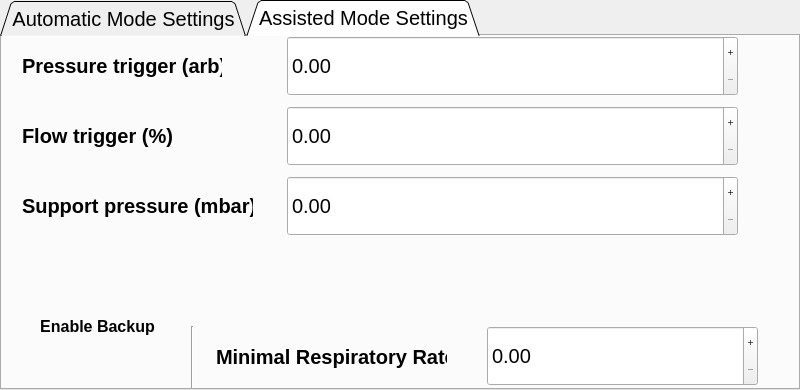
Above: gui/settings/settings.ui from MariuszSuchenek/MVM_GUI_test2 before the change. Below: the same form after it.
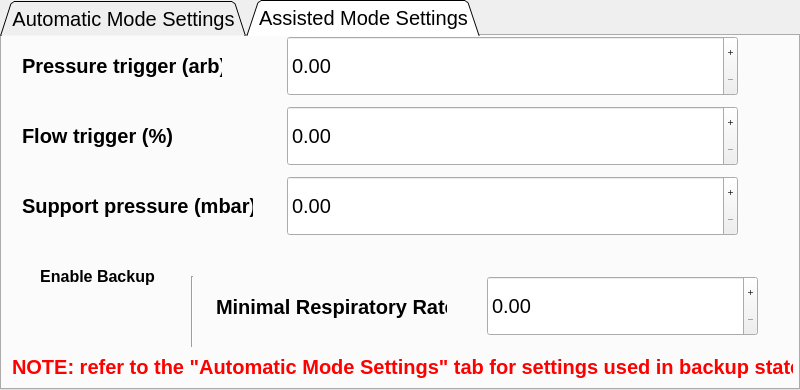
That is the form after the change. The open tabs and pages were chosen to show the change. Icons and pictures are not drawn. Custom widgets are drawn as their Qt base class.

Commit message: move the "backup"-related widgets 50px above, add red label

Diff of the .ui file:
```diff
--- a/gui/settings/settings.ui
+++ b/gui/settings/settings.ui
@@ -638,7 +638,7 @@
         <property name="geometry">
          <rect>
           <x>214</x>
-          <y>301</y>
+          <y>251</y>
           <width>231</width>
           <height>40</height>
          </rect>
@@ -694,7 +694,7 @@
         <property name="geometry">
          <rect>
           <x>460</x>
-          <y>290</y>
+          <y>240</y>
           <width>321</width>
           <height>60</height>
          </rect>
@@ -721,7 +721,7 @@
         <property name="geometry">
          <rect>
           <x>180</x>
-          <y>290</y>
+          <y>240</y>
           <width>20</width>
           <height>71</height>
          </rect>
@@ -964,7 +964,7 @@
         <property name="geometry">
          <rect>
           <x>540</x>
-          <y>290</y>
+          <y>240</y>
           <width>161</width>
           <height>60</height>
          </rect>
@@ -1232,7 +1232,7 @@
         <property name="geometry">
          <rect>
           <x>30</x>
-          <y>310</y>
+          <y>260</y>
           <width>131</width>
           <height>41</height>
          </rect>
@@ -1242,7 +1242,7 @@
         <property name="geometry">
          <rect>
           <x>0</x>
-          <y>270</y>
+          <y>220</y>
           <width>191</width>
           <height>40</height>
          </rect>
@@ -1261,6 +1261,29 @@
          <set>Qt::AlignCenter</set>
         </property>
        </widget>
+       <widget class="QLabel" name="label_4">
+        <property name="geometry">
+         <rect>
+          <x>10</x>
+          <y>315</y>
+          <width>781</width>
+          <height>31</height>
+         </rect>
+        </property>
+        <property name="font">
+         <font>
+          <pointsize>15</pointsize>
+          <weight>75</weight>
+          <bold>true</bold>
+         </font>
+        </property>
+        <property name="styleSheet">
+         <string notr="true">color: red;</string>
+        </property>
+        <property name="text">
+         <string>NOTE: refer to the &quot;Automatic Mode Settings&quot; tab for settings used in backup state.</string>
+        </property>
+       </widget>
       </widget>
      </widget>
     </item>
```
Left out of the diff: 2 changed lines with no effect on the pictures.
